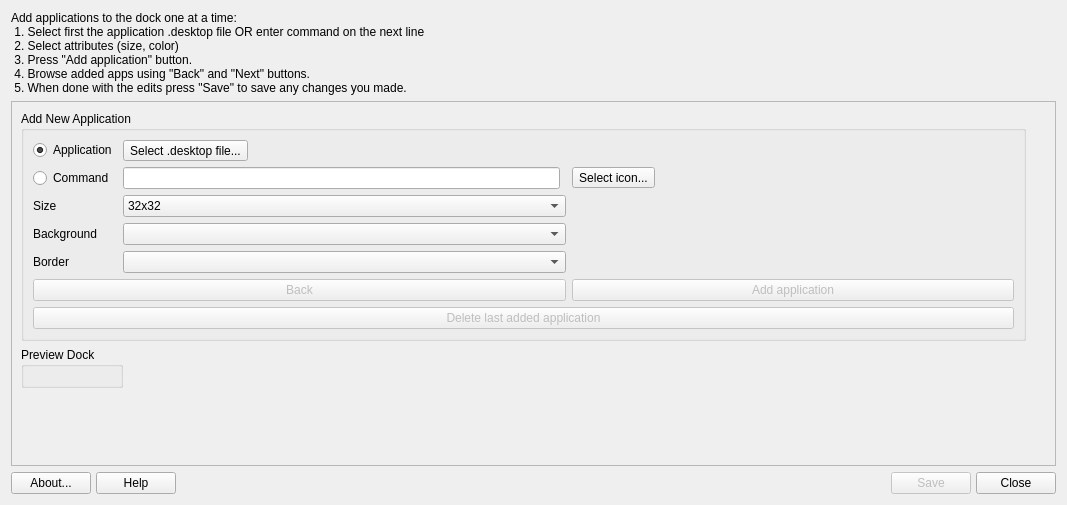
Old version of the form mainwindow.ui in the repository AdrianTM/mx-dockmaker.
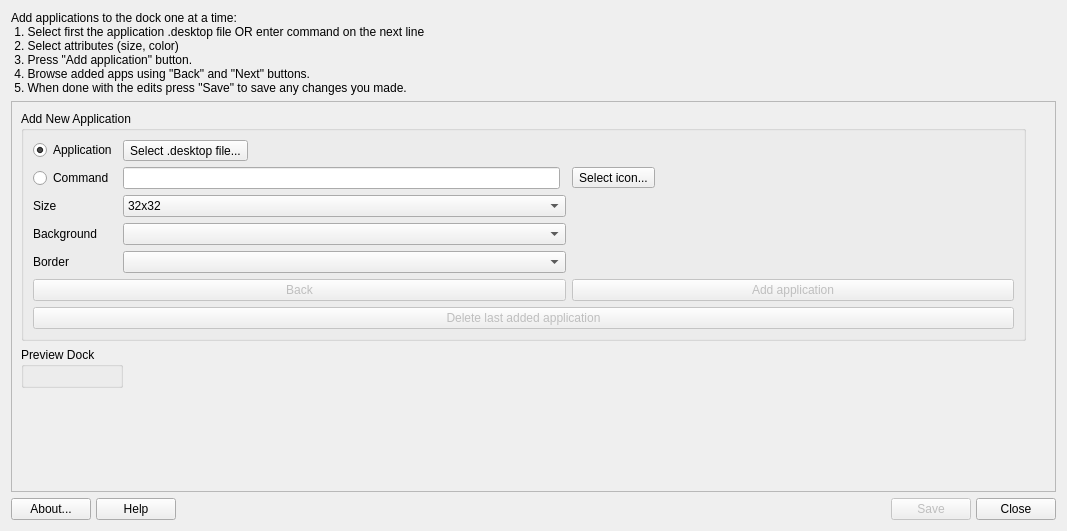
New version of the form. Icons and pictures are not drawn.

Commit message: add group buttons for slit placement

The edit to the form file:
```diff
--- a/mainwindow.ui
+++ b/mainwindow.ui
@@ -7,7 +7,7 @@
     <x>0</x>
     <y>0</y>
     <width>1067</width>
-    <height>505</height>
+    <height>531</height>
    </rect>
   </property>
   <property name="windowTitle">
```
Left out of the diff: 3 changed lines with no effect on the pictures. The commit also changes 6 other files.
